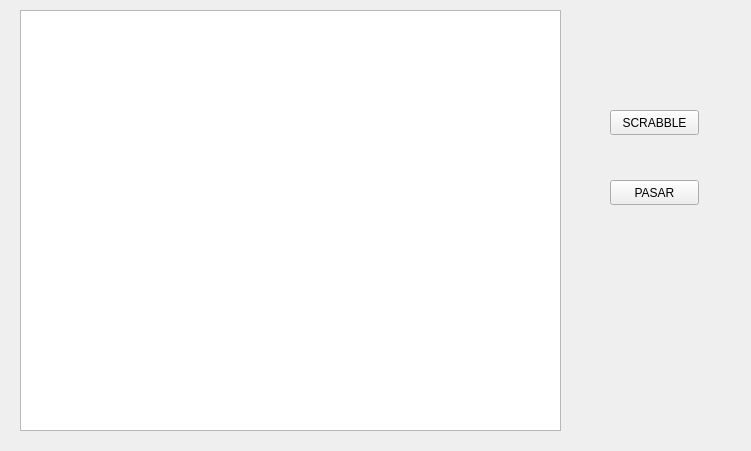
AndreyZartty/Scrabble, file pantallatablero.ui: the form before one commit.
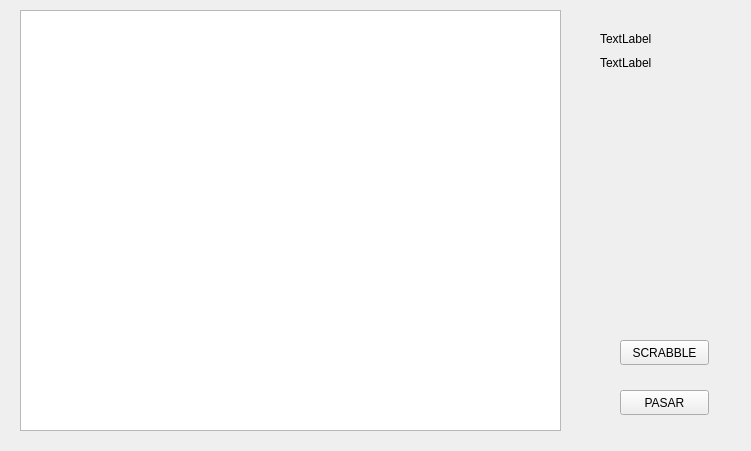
The form after the commit.

The edit to the form file:
```diff
--- a/pantallatablero.ui
+++ b/pantallatablero.ui
@@ -16,8 +16,8 @@
   <widget class="QPushButton" name="pushButton">
    <property name="geometry">
     <rect>
-     <x>610</x>
-     <y>110</y>
+     <x>620</x>
+     <y>340</y>
      <width>89</width>
      <height>25</height>
     </rect>
@@ -29,8 +29,8 @@
   <widget class="QPushButton" name="pushButton_2">
    <property name="geometry">
     <rect>
-     <x>610</x>
-     <y>180</y>
+     <x>620</x>
+     <y>390</y>
      <width>89</width>
      <height>25</height>
     </rect>
@@ -49,6 +49,46 @@
     </rect>
    </property>
   </widget>
+  <widget class="QWidget" name="verticalLayoutWidget">
+   <property name="geometry">
+    <rect>
+     <x>600</x>
+     <y>30</y>
+     <width>121</width>
+     <height>88</height>
+    </rect>
+   </property>
+   <layout class="QVBoxLayout" name="verticalLayout">
+    <item>
+     <widget class="QLabel" name="lbl_J1">
+      <property name="text">
+       <string>TextLabel</string>
+      </property>
+     </widget>
+    </item>
+    <item>
+     <widget class="QLabel" name="lbl_J2">
+      <property name="text">
+       <string>TextLabel</string>
+      </property>
+     </widget>
+    </item>
+    <item>
+     <widget class="QLabel" name="lbl_J3">
+      <property name="text">
+       <string/>
+      </property>
+     </widget>
+    </item>
+    <item>
+     <widget class="QLabel" name="lbl_J4">
+      <property name="text">
+       <string/>
+      </property>
+     </widget>
+    </item>
+   </layout>
+  </widget>
  </widget>
  <resources/>
  <connections/>
```
